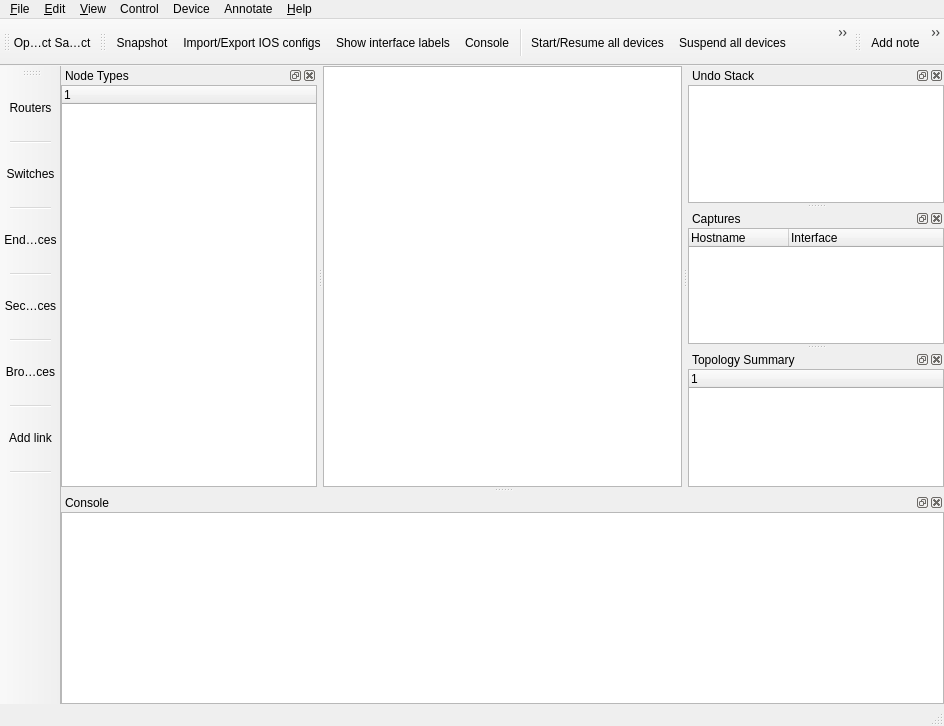
Old version of the form src/GNS3/Ui/Form_MainWindow.ui in the repository GNS3/gns3-legacy.
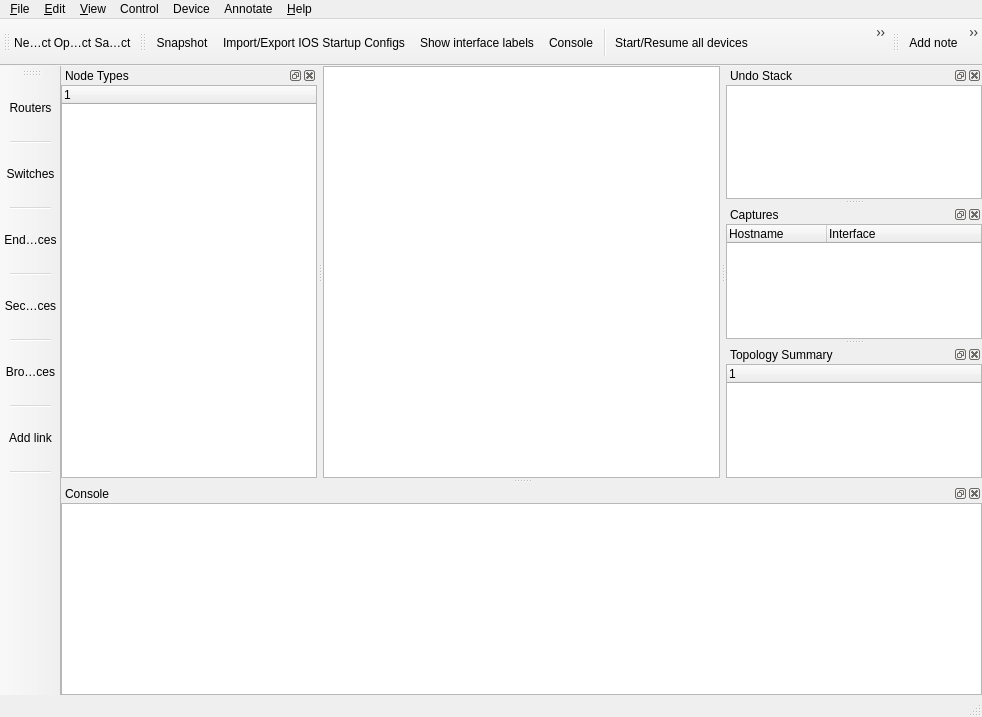
New version of the form. Icons and pictures are not drawn. Custom widgets are drawn as their Qt base class.

What changed in the file:
```diff
--- a/src/GNS3/Ui/Form_MainWindow.ui
+++ b/src/GNS3/Ui/Form_MainWindow.ui
@@ -9,8 +9,8 @@
    <rect>
     <x>0</x>
     <y>0</y>
-    <width>944</width>
-    <height>726</height>
+    <width>982</width>
+    <height>717</height>
    </rect>
   </property>
   <property name="windowTitle">
@@ -65,7 +65,7 @@
     <rect>
      <x>0</x>
      <y>0</y>
-     <width>944</width>
+     <width>982</width>
      <height>22</height>
     </rect>
    </property>
@@ -189,6 +189,7 @@
    <attribute name="toolBarBreak">
     <bool>false</bool>
    </attribute>
+   <addaction name="action_New"/>
    <addaction name="action_Open"/>
    <addaction name="action_Save"/>
   </widget>
@@ -906,7 +907,7 @@
      <normaloff>:/icons/import_export_configs.svg</normaloff>:/icons/import_export_configs.svg</iconset>
    </property>
    <property name="text">
-    <string>&amp;Import/Export IOS configs</string>
+    <string>&amp;Import/Export IOS Startup Configs</string>
    </property>
    <property name="toolTip">
     <string>Import/Export Startup Configs</string>
```
Left out of the diff: 11 changed lines with no effect on the pictures.
